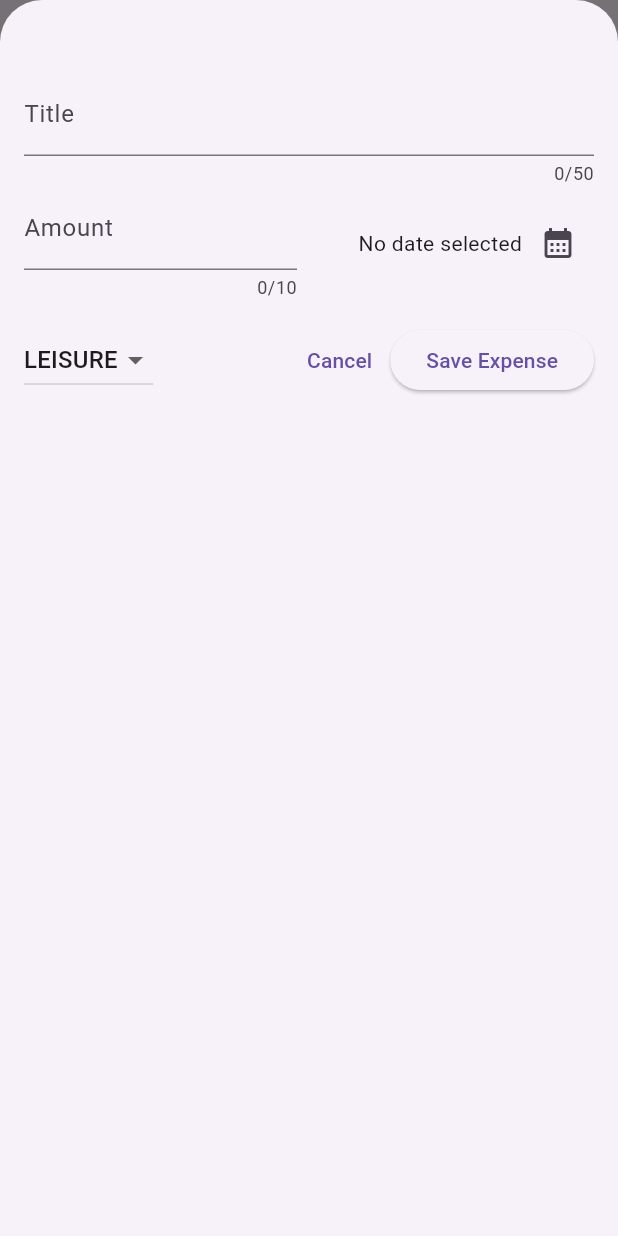
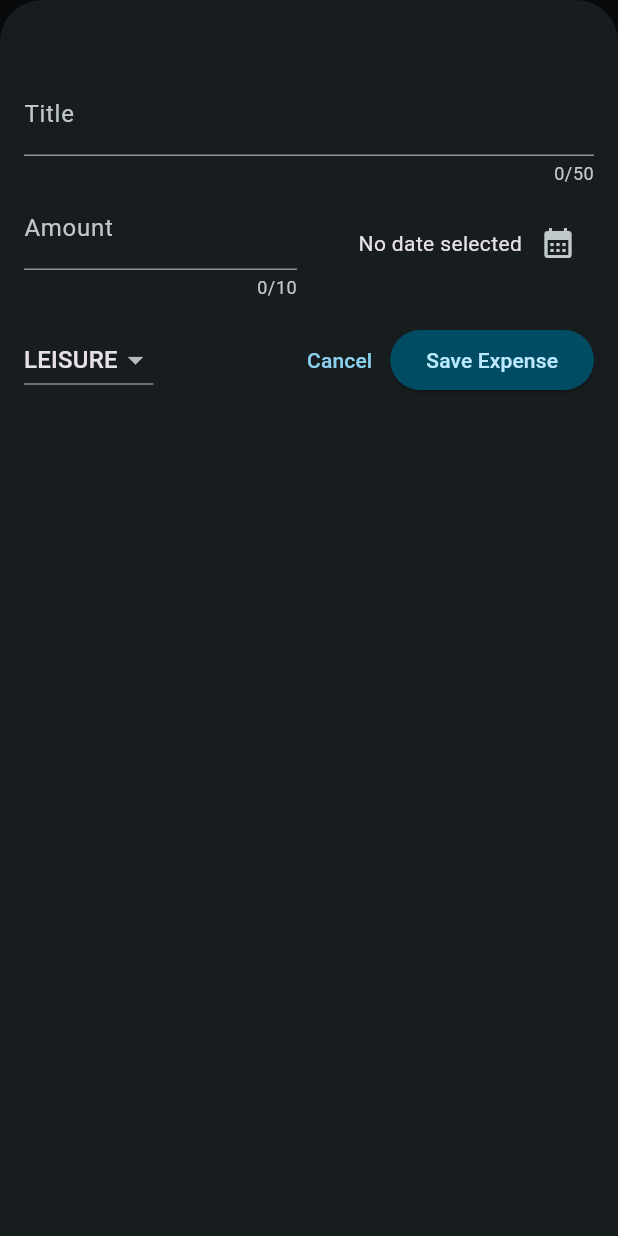
Before and after one commit to jayeforditch/notes, a Flutter app: the screen it shows after launch, after a tap on the "add" icon, on a phone screen of 412 x 824 dp. Run offline on Flutter 3.47's test engine with Material 3 defaults, Android fonts, the phone set to English and light mode, and no system bars.

Commit message:
expense tracker

```diff
--- a/expense_tracker_app/lib/main.dart
+++ b/expense_tracker_app/lib/main.dart
@@ -1,10 +1,60 @@
 import 'package:expense_tracker_app/widgets/expenses.dart';
 import 'package:flutter/material.dart';
 
+var kColorScheme =
+    ColorScheme.fromSeed(seedColor: const Color.fromARGB(255, 96, 59, 181));
+
+var kDarkColorScheme = ColorScheme.fromSeed(
+  brightness: Brightness.dark,
+  seedColor: const Color.fromARGB(255, 5, 99, 125),
+);
+
 void main() {
   runApp(
-    const MaterialApp(
-      home: Expenses(),
+    MaterialApp(
+      darkTheme: ThemeData.dark().copyWith(
+        colorScheme: kDarkColorScheme,
+        elevatedButtonTheme: ElevatedButtonThemeData(
+          style: ElevatedButton.styleFrom(
+            backgroundColor: kDarkColorScheme.primaryContainer,
+            foregroundColor: kDarkColorScheme.onPrimaryContainer,
+          ),
+        ),
+        cardTheme: const CardTheme().copyWith(
+          color: kDarkColorScheme.secondaryContainer,
+          margin: const EdgeInsets.symmetric(
+            horizontal: 16,
+            vertical: 8,
+          ),
+        ),
+      ),
+      theme: ThemeData().copyWith(
+        colorScheme: kColorScheme,
+        appBarTheme: const AppBarTheme().copyWith(
+          backgroundColor: kColorScheme.onPrimaryContainer,
+          foregroundColor: kColorScheme.primaryContainer,
+        ),
+        cardTheme: const CardTheme().copyWith(
+          color: kColorScheme.secondaryContainer,
+          margin: const EdgeInsets.symmetric(
+            horizontal: 16,
+            vertical: 8,
+          ),
+        ),
+        elevatedButtonTheme: ElevatedButtonThemeData(
+          style: ElevatedButton.styleFrom(
+            backgroundColor: kColorScheme.primaryContainer,
+          ),
+        ),
+        textTheme: ThemeData().textTheme.copyWith(
+                titleLarge: TextStyle(
+              fontWeight: FontWeight.bold,
+              color: kColorScheme.onSecondaryContainer,
+              fontSize: 16,
+            )),
+      ),
+      themeMode: ThemeMode.dark,
+      home: const Expenses(),
     ),
   );
 }
--- a/expense_tracker_app/lib/models/expense.dart
+++ b/expense_tracker_app/lib/models/expense.dart
@@ -32,3 +32,26 @@ class Expense {
     return formatter.format(date);
   }
 }
+
+class ExpenseBucket {
+  const ExpenseBucket({
+    required this.category,
+    required this.expenses,
+  });
+
+  ExpenseBucket.forCategory(List<Expense> allExpenses, this.category)
+      : expenses = allExpenses
+            .where((expense) => expense.category == category)
+            .toList();
+
+  final Category category;
+  final List<Expense> expenses;
+
+  double get totalExpenses {
+    double sum = 0;
+    for (final expense in expenses) {
+      sum += expense.amount;
+    }
+    return sum;
+  }
+}
--- /dev/null
+++ b/expense_tracker_app/lib/widgets/chart/chart.dart
@@ -0,0 +1,94 @@
+import 'package:expense_tracker_app/models/expense.dart';
+import 'package:expense_tracker_app/widgets/chart/chart_bar.dart';
+import 'package:flutter/material.dart';
+
+class Chart extends StatelessWidget {
+  const Chart({super.key, required this.expenses});
+
+  final List<Expense> expenses;
+
+  List<ExpenseBucket> get buckets {
+    return [
+      ExpenseBucket.forCategory(expenses, Category.food),
+      ExpenseBucket.forCategory(expenses, Category.leisure),
+      ExpenseBucket.forCategory(expenses, Category.travel),
+      ExpenseBucket.forCategory(expenses, Category.work),
+    ];
+  }
+
+  double get maxTotalExpense {
+    double maxTotalExpense = 0;
+
+    for (final bucket in buckets) {
+      if (bucket.totalExpenses > maxTotalExpense) {
+        maxTotalExpense = bucket.totalExpenses;
+      }
+    }
+
+    return maxTotalExpense;
+  }
+
+  @override
+  Widget build(BuildContext context) {
+    final isDarkMode =
+        MediaQuery.of(context).platformBrightness == Brightness.dark;
+    return Container(
+      margin: const EdgeInsets.all(16),
+      padding: const EdgeInsets.symmetric(
+        vertical: 16,
+        horizontal: 8,
+      ),
+      width: double.infinity,
+      height: 180,
+      decoration: BoxDecoration(
+        borderRadius: BorderRadius.circular(8),
+        gradient: LinearGradient(
+          colors: [
+            Theme.of(context).colorScheme.primary.withOpacity(0.3),
+            Theme.of(context).colorScheme.primary.withOpacity(0.0)
+          ],
+          begin: Alignment.bottomCenter,
+          end: Alignment.topCenter,
+        ),
+      ),
+      child: Column(
+        children: [
+          Expanded(
+            child: Row(
+              crossAxisAlignment: CrossAxisAlignment.end,
+              children: [
+                for (final bucket in buckets) // alternative to map()
+                  ChartBar(
+                    fill: bucket.totalExpenses == 0
+                        ? 0
+                        : bucket.totalExpenses / maxTotalExpense,
+                  )
+              ],
+            ),
+          ),
+          const SizedBox(height: 12),
+          Row(
+            children: buckets
+                .map(
+                  (bucket) => Expanded(
+                    child: Padding(
+                      padding: const EdgeInsets.symmetric(horizontal: 4),
+                      child: Icon(
+                        categoryIcons[bucket.category],
+                        color: isDarkMode
+                            ? Theme.of(context).colorScheme.secondary
+                            : Theme.of(context)
+                                .colorScheme
+                                .primary
+                                .withOpacity(0.7),
+                      ),
+                    ),
+                  ),
+                )
+                .toList(),
+          )
+        ],
+      ),
+    );
+  }
+}
--- /dev/null
+++ b/expense_tracker_app/lib/widgets/chart/chart_bar.dart
@@ -0,0 +1,34 @@
+import 'package:flutter/material.dart';
+
+class ChartBar extends StatelessWidget {
+  const ChartBar({
+    super.key,
+    required this.fill,
+  });
+
+  final double fill;
+
+  @override
+  Widget build(BuildContext context) {
+    final isDarkMode =
+        MediaQuery.of(context).platformBrightness == Brightness.dark;
+    return Expanded(
+      child: Padding(
+        padding: const EdgeInsets.symmetric(horizontal: 4),
+        child: FractionallySizedBox(
+          heightFactor: fill,
+          child: DecoratedBox(
+            decoration: BoxDecoration(
+              shape: BoxShape.rectangle,
+              borderRadius:
+                  const BorderRadius.vertical(top: Radius.circular(8)),
+              color: isDarkMode
+                  ? Theme.of(context).colorScheme.secondary
+                  : Theme.of(context).colorScheme.primary.withOpacity(0.65),
+            ),
+          ),
+        ),
+      ),
+    );
+  }
+}
--- a/expense_tracker_app/lib/widgets/expenses-list/expense_item.dart
+++ b/expense_tracker_app/lib/widgets/expenses-list/expense_item.dart
@@ -15,8 +15,12 @@ class ExpenseItem extends StatelessWidget {
           vertical: 16,
         ),
         child: Column(
+          crossAxisAlignment: CrossAxisAlignment.start,
           children: [
-            Text(expense.title),
+            Text(
+              expense.title,
+              style: Theme.of(context).textTheme.titleLarge,
+            ),
             const SizedBox(
               height: 4,
             ),
--- a/expense_tracker_app/lib/widgets/expenses-list/expenses_list.dart
+++ b/expense_tracker_app/lib/widgets/expenses-list/expenses_list.dart
@@ -18,6 +18,11 @@ class ExpensesList extends StatelessWidget {
       itemCount: expenses.length,
       itemBuilder: (BuildContext context, index) => Dismissible(
         key: ValueKey(expenses[index]),
+        background: Container(
+          color: Theme.of(context).colorScheme.error.withOpacity(.9),
+          margin: EdgeInsets.symmetric(
+              horizontal: Theme.of(context).cardTheme.margin!.horizontal),
+        ),
         onDismissed: (direction) {
           print(direction);
           onRemoveExpense(expenses[index]);
--- a/expense_tracker_app/lib/widgets/expenses.dart
+++ b/expense_tracker_app/lib/widgets/expenses.dart
@@ -1,4 +1,5 @@
 import 'package:expense_tracker_app/models/expense.dart';
+import 'package:expense_tracker_app/widgets/chart/chart.dart';
 import 'package:expense_tracker_app/widgets/expenses-list/expenses_list.dart';
 import 'package:expense_tracker_app/widgets/new_expense.dart';
 import 'package:flutter/material.dart';
@@ -95,7 +96,12 @@ class _ExpensesState extends State<Expenses> {
         ],
       ),
       body: Column(
-        children: [const Text('The chart'), Expanded(child: mainContent)],
+        children: [
+          Chart(
+            expenses: _registeredExpenses,
+          ),
+          Expanded(child: mainContent),
+        ],
       ),
     );
   }
```
Also changed, not shown: 1 other file.
